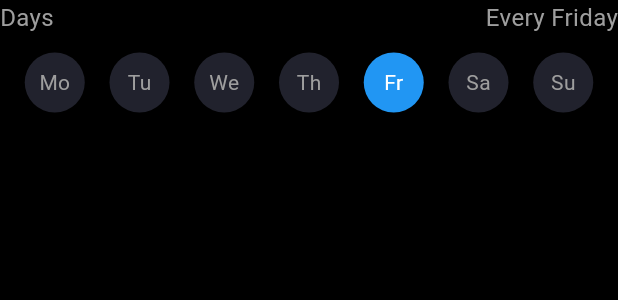
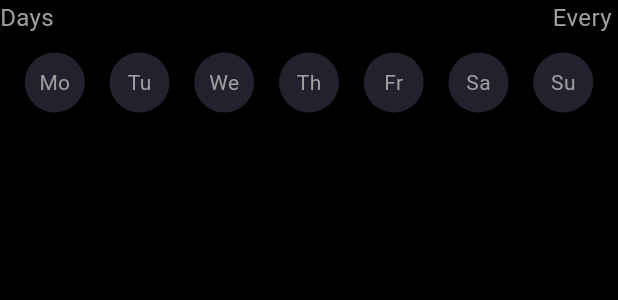
Before and after one commit to spiritoftime/check-app-plugin, a Flutter app: the DayRow widget shown alone on an empty page, opened directly with empty values, on a phone screen of 412 x 824 dp. Shown: the top 300 px of the screen. Run offline on Flutter 3.47's test engine with Material 3 defaults, Android fonts, the phone set to English and light mode, and no system bars; our stand-ins replace accordion, bloc, buttons_tabbar, carousel_slider, equatable, flutter_bloc and 4 more; missing offline and left inert: flutter_background_service, flutter_background_service_android, overlay_pop_up.

Commit message:
fix render time state at create_schedule

```diff
--- a/example/lib/features/create_time/models/day/day.dart
+++ b/example/lib/features/create_time/models/day/day.dart
@@ -2,28 +2,39 @@ import 'package:json_annotation/json_annotation.dart';
 
 part 'day.g.dart';
 
-enum Days { monday, tuesday, wednesday, thursday, friday, saturday, sunday }
+// enum Days { monday, tuesday, wednesday, thursday, friday, saturday, sunday }
 
-extension DaysExtension on Days {
-  String get day {
-    switch (this) {
-      case Days.monday:
-        return 'Monday';
-      case Days.tuesday:
-        return 'Tuesday';
-      case Days.wednesday:
-        return 'Wednesday';
-      case Days.thursday:
-        return 'Thursday';
-      case Days.friday:
-        return 'Friday';
-      case Days.saturday:
-        return 'Saturday';
-      case Days.sunday:
-        return 'Sunday';
-    }
-  }
-}
+// extension DaysExtension on Days {
+//   String get day {
+//     switch (this) {
+//       case Days.monday:
+//         return 'Monday';
+//       case Days.tuesday:
+//         return 'Tuesday';
+//       case Days.wednesday:
+//         return 'Wednesday';
+//       case Days.thursday:
+//         return 'Thursday';
+//       case Days.friday:
+//         return 'Friday';
+//       case Days.saturday:
+//         return 'Saturday';
+//       case Days.sunday:
+//         return 'Sunday';
+//     }
+//   }
+// }
+
+Map<String, String> daysMap = {
+  'Monday': 'Monday',
+  'Tuesday': 'Tuesday',
+  'Wednesday': 'Wednesday',
+  'Thursday': 'Thursday',
+  'Friday': 'Friday',
+  'Saturday': 'Saturday',
+  'Sunday': 'Sunday',
+};
+
 
 @JsonSerializable()
 class Day {
--- a/example/lib/features/create_time/models/timing/timing.dart
+++ b/example/lib/features/create_time/models/timing/timing.dart
@@ -1,17 +1,19 @@
+import 'package:equatable/equatable.dart';
 import 'package:json_annotation/json_annotation.dart';
 
 part 'timing.g.dart';
 
 @JsonSerializable()
-class Timing {
+class Timing extends Equatable {
   final String start;
   final String end;
 
-  Timing({
+  const Timing({
     required this.start,
     required this.end,
   });
-
+  @override
+  List<Object?> get props => [start, end];
   factory Timing.fromJson(Map<dynamic, dynamic> json) => _$TimingFromJson(json);
   Map<dynamic, dynamic> toJson() => _$TimingToJson(this);
 }
--- a/example/lib/features/create_time/widgets/day_row.dart
+++ b/example/lib/features/create_time/widgets/day_row.dart
@@ -11,16 +11,17 @@ class DayRow extends StatefulWidget {
 }
 
 class _DayRowState extends State<DayRow> {
-  List<Days> selectedDays = [Days.friday];
+  late List<String?> selectedDays;
   @override
   void initState() {
     super.initState();
-    widget.timeCubit.updateTime(days: [Day(day: Days.friday.day)]);
+
+    selectedDays =
+        widget.timeCubit.state.days.map((d) => daysMap[d.day]).toList();
   }
+
   @override
   Widget build(BuildContext context) {
-
-
     return Column(
       children: [
         Row(
@@ -35,7 +36,7 @@ class _DayRowState extends State<DayRow> {
                 alignment: WrapAlignment.end,
                 children: [
                   Text(
-                    "Every ${selectedDays.map((day) => day.day).join(", ")}",
+                    "Every ${selectedDays.join(", ")}",
                     style: const TextStyle(fontSize: 16, color: Colors.grey),
                   ),
                 ],
@@ -46,8 +47,8 @@ class _DayRowState extends State<DayRow> {
         const Gap(12),
         Row(
           mainAxisAlignment: MainAxisAlignment.spaceEvenly,
-          children: Days.values
-              .map((Days day) => GestureDetector(
+          children: daysMap.values
+              .map((String day) => GestureDetector(
                     onTap: () {
                       setState(() {
                         selectedDays.contains(day)
@@ -57,7 +58,7 @@ class _DayRowState extends State<DayRow> {
                             : selectedDays.add(day);
                       });
                       widget.timeCubit.updateTime(
-                        days: selectedDays.map((d) => Day(day: d.day)).toList(),
+                        days: selectedDays.map((d) => Day(day: day)).toList(),
                       );
                     },
                     child: Container(
@@ -71,7 +72,7 @@ class _DayRowState extends State<DayRow> {
                       ),
                       child: Center(
                         child: Text(
-                          day.day.substring(0, 2),
+                          day.substring(0, 2),
                           style: TextStyle(
                             color: selectedDays.contains(day)
                                 ? Colors.white
--- a/example/lib/features/create_time/widgets/timing_row.dart
+++ b/example/lib/features/create_time/widgets/timing_row.dart
@@ -45,7 +45,7 @@ class _TimingRowState extends State<TimingRow> {
   }
 
   DateTime convertTimeOfDay(TimeOfDay timeOfDay) {
-    return DateTime(timeOfDay.hour, timeOfDay.minute);
+    return DateFormat('HH:mm', 'en_US').parse('${timeOfDay.hour}:${timeOfDay.minute}');
   }
 
   @override
--- a/example/lib/features/home/presentation/widgets/home_screen.dart
+++ b/example/lib/features/home/presentation/widgets/home_screen.dart
@@ -6,6 +6,7 @@ import 'package:checkapp_plugin_example/shared/widgets/grey_container.dart';
 import 'package:flutter/material.dart';
 import 'package:go_router/go_router.dart';
 import 'package:gap/gap.dart';
+import 'package:intl/intl.dart';
 
 /// The home screen
 class HomeScreen extends StatelessWidget {
```
Also changed, not shown: example/lib/features/create_schedule/create_schedule_page.dart (+10 -3 lines), example/lib/features/create_time/time_limit_page.dart (+7 -1 lines), example/lib/features/create_time/widgets/all_day_timing_row.dart (+14 -10 lines).
